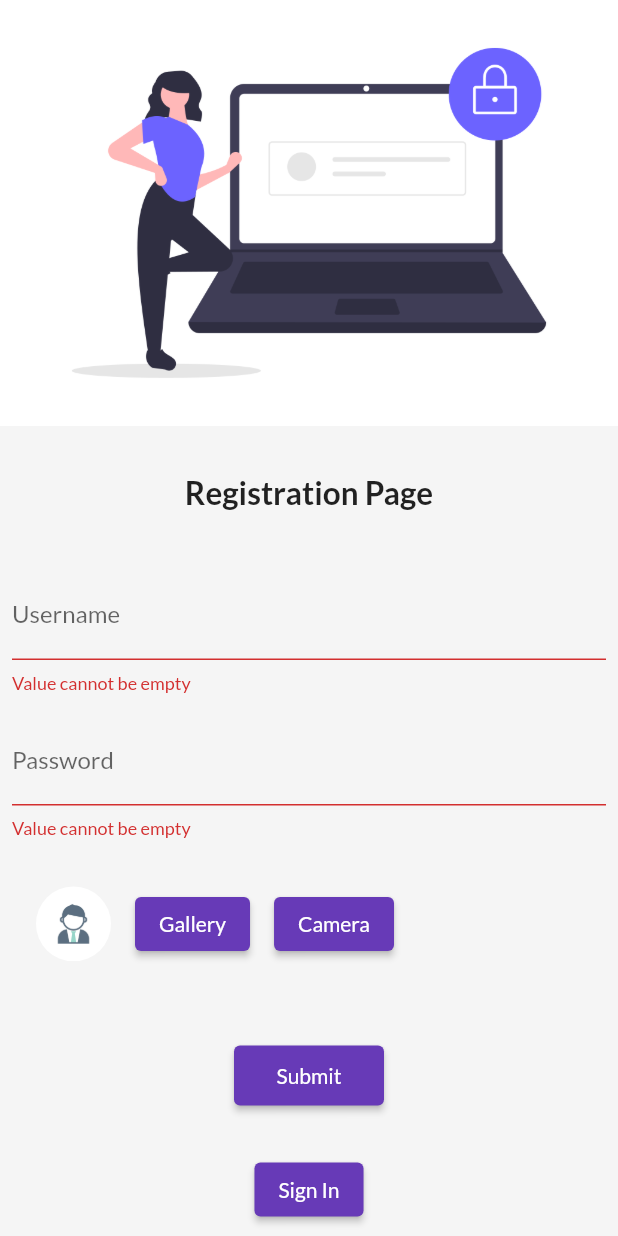
After one commit to sidd49/Catalog-App, a Flutter app: the RegisterPage screen opened by its route, after a tap on "Submit", on a phone screen of 412 x 824 dp. The commit adds this screen. Run offline on Flutter 3.47's test engine with Material 2 defaults, Android fonts, the phone set to English and light mode, and no system bars; drawn by our look-alikes of velocity_x; our stand-ins replace firebase_auth, firebase_core, firebase_storage, google_fonts, image_picker; accounts and stored records are empty; generated files the repository leaves out were written again; network calls fail.

Commit message:
created registration page

```diff
--- a/lib/pages/home_page.dart
+++ b/lib/pages/home_page.dart
@@ -14,7 +14,7 @@ import 'package:firstapp/models/catalog.dart';
 import '../utils/my_routes.dart';
 import '../widgets/home_widgets/catalog_header.dart';
 import '../widgets/home_widgets/catalog_item.dart';
-import 'package:http/http.dart' as http;
+//import 'package:http/http.dart' as http;
 
 class HomePage extends StatefulWidget {
   const HomePage({super.key});
--- /dev/null
+++ b/lib/pages/registration_page.dart
@@ -0,0 +1,175 @@
+import 'dart:io';
+
+import 'package:firebase_auth/firebase_auth.dart';
+import 'package:firebase_storage/firebase_storage.dart';
+import 'package:flutter/material.dart';
+import 'package:velocity_x/velocity_x.dart';
+import 'package:image_picker/image_picker.dart';
+
+import '../utils/my_routes.dart';
+
+class RegisterPage extends StatefulWidget {
+  const RegisterPage({super.key});
+
+  @override
+  State<RegisterPage> createState() => _RegisterPageState();
+}
+
+class _RegisterPageState extends State<RegisterPage> {
+  XFile? image;
+  final ImagePicker picker = ImagePicker();
+  final emailController = TextEditingController();
+  final passwordController = TextEditingController();
+  final _formKey = GlobalKey<FormState>();
+
+  @override
+  void dispose() {
+    emailController.dispose();
+    passwordController.dispose();
+
+    super.dispose();
+  }
+
+  Future<User?> registerUsingEmailPassword({
+    required String email,
+    required String password,
+  }) async {
+    FirebaseAuth auth = FirebaseAuth.instance;
+    User? user;
+    if (_formKey.currentState!.validate()) {
+      try {
+        UserCredential userCredential =
+            await auth.createUserWithEmailAndPassword(
+          email: email,
+          password: password,
+        );
+
+        user = userCredential.user;
+        user = auth.currentUser;
+      } on FirebaseAuthException catch (e) {
+        if (e.code == 'weak-password') {
+          print('The password provided is too weak.');
+        } else if (e.code == 'email-already-in-use') {
+          print('The account already exists for that email.');
+        }
+      } catch (e) {
+        print(e);
+      }
+      uploadImage(image);
+
+      await Future.delayed(const Duration(seconds: 1));
+      // ignore: use_build_context_synchronously
+      Navigator.pushNamed(context, MyRoutes.homeRoute);
+    }
+    return user;
+  }
+
+  Future getImage(ImageSource sourceImage) async {
+    var img = await picker.pickImage(source: sourceImage, imageQuality: 25);
+
+    setState(() {
+      image = img;
+    });
+  }
+
+  uploadImage(XFile? img) {
+    if (img != null) {
+      DateTime datetime = DateTime.now();
+      String dateStr = datetime.toString();
+      var path = 'images/$dateStr${img.name}';
+      var pickedImage = File(img.path);
+      final ref = FirebaseStorage.instance.ref().child(path);
+      ref.putFile(pickedImage);
+    }
+  }
+
+  @override
+  Widget build(BuildContext context) {
+    return Material(
+      child: SafeArea(
+        child: SingleChildScrollView(
+          child: Column(children: [
+            Form(
+                key: _formKey,
+                child: Column(
+                  children: [
+                    Image.asset('assests/images/login_image.png'),
+                    "Registration Page".text.xl2.bold.make().p32(),
+                    Column(
+                      children: [
+                        TextFormField(
+                          controller: emailController,
+                          decoration: const InputDecoration(
+                            hintText: "Enter Username",
+                            labelText: "Username",
+                          ),
+                          validator: (value) {
+                            if (value == "") {
+                              return "Value cannot be empty";
+                            }
+                            return null;
+                          },
+                        ).p8(),
+                        TextFormField(
+                          obscureText: true,
+                          controller: passwordController,
+                          decoration: const InputDecoration(
+                            hintText: "Enter Password",
+                            labelText: "Password",
+                          ),
+                          validator: (value) {
+                            if (value == "") {
+                              return "Value cannot be empty";
+                            }
+                            return null;
+                          },
+                        ).p8(),
+                        Row(
+                          children: [
+                            Container(
+                                    child: image == null
+                                        ? Image.asset(
+                                            "assests/images/default_pfp.jpg")
+                                        : Image.file(File(image!.path)))
+                                .wh(50, 50)
+                                .cornerRadius(50)
+                                .p8(),
+                            ElevatedButton(
+                                    onPressed: () {
+                                      // Navigator.pop(context);
+                                      getImage(ImageSource.gallery);
+                                    },
+                                    child: "Gallery".text.make())
+                                .p8(),
+                            ElevatedButton(
+                                    onPressed: () {
+                                      getImage(ImageSource.camera);
+                                    },
+                                    child: "Camera".text.make())
+                                .p8()
+                          ],
+                        ).p16(),
+                        ElevatedButton(
+                                onPressed: () {
+                                  registerUsingEmailPassword(
+                                      email: emailController.text.trim(),
+                                      password: passwordController.text.trim());
+                                },
+                                child: "Submit".text.make())
+                            .wh(100, 40)
+                            .p32(),
+                        ElevatedButton(
+                            onPressed: () {
+                              Navigator.pushNamed(context, MyRoutes.loginRoute);
+                            },
+                            child: "Sign In".text.make()),
+                      ],
+                    )
+                  ],
+                )),
+          ]),
+        ),
+      ),
+    );
+  }
+}
--- a/lib/utils/my_routes.dart
+++ b/lib/utils/my_routes.dart
@@ -3,4 +3,5 @@ class MyRoutes {
   static String loginRoute = "/login";
   static String homeDetailsRoute = "/details";
   static String cartRoute = "/cart";
+  static String registerRoute = "/register";
 }
--- a/pubspec.yaml
+++ b/pubspec.yaml
@@ -42,6 +42,9 @@ dependencies:
   cloud_firestore: ^4.8.0
   firebase_auth: ^4.6.3
   flutter_dotenv: ^5.1.0
+  path_provider: ^2.0.0
+  image_picker: ^1.0.2
+  firebase_storage: ^11.2.6
 
 
 dev_dependencies:
@@ -70,6 +73,7 @@ flutter:
   assets:
      - assests/images/
      - assests/files/
+     - assests/uploads/
   #   - images/a_dot_ham.jpeg
 
   # An image asset can refer to one or more resolution-specific "variants", see
```
Also changed, not shown: lib/main.dart (+4 -3 lines), lib/pages/login_page.dart (+41 -37 lines), assests/images/default_pfp.jpg (added), pubspec.lock, 5 other files.
